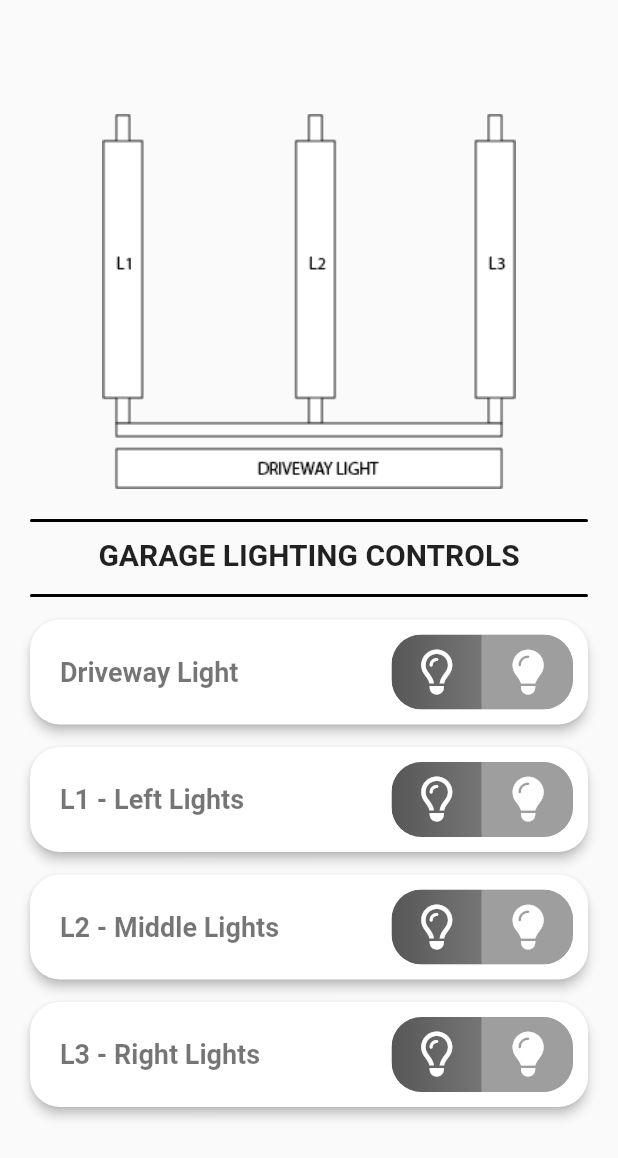
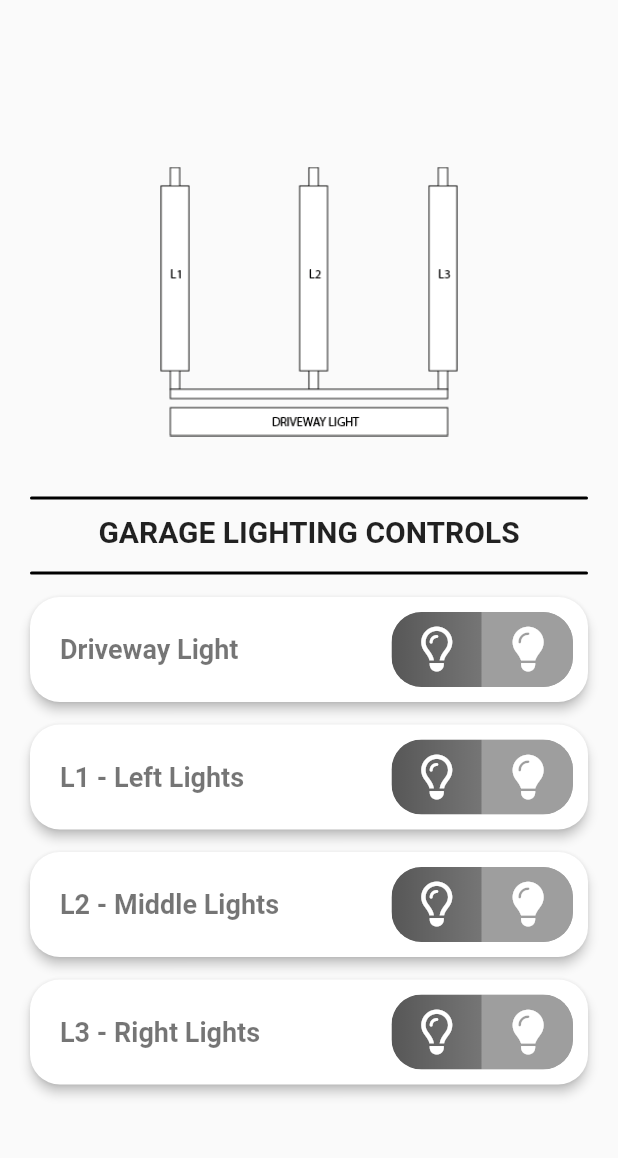
Before and after one commit to jashanpreet-singh-99/smart_garage, a Flutter app: the LightingPage screen opened directly, on a phone screen of 412 x 824 dp. Shown: the top 1158 px of the screen. Run offline on Flutter 3.47's test engine with Material 2 defaults, Android fonts, the light colour scheme and no system bars; drawn by our look-alikes of toggle_switch; our stand-ins replace email_validator, expandable, firebase_core, flutter_login, font_awesome_flutter, get and 5 more; missing offline and left inert: dart:ffi, onesignal_flutter; accounts and stored records are empty; network calls fail.

Commit message:
PATCH: Adjusted lighting image

```diff
--- a/lib/activities/home_screen/lighting_page.dart
+++ b/lib/activities/home_screen/lighting_page.dart
@@ -134,9 +134,12 @@ class _LightingPageState extends State<LightingPage> {
             child: Column(
               children: [
                 SizedBox(
-                  height: 250,
-                  child: Image.asset(
-                    'assets/garage_lights.png',
+                  height: 220,
+                  child: Padding(
+                    padding: const EdgeInsets.all(20),
+                    child: Image.asset(
+                      'assets/garage_lights.png',
+                    ),
                   ),
                 ),
                 Padding(
```
